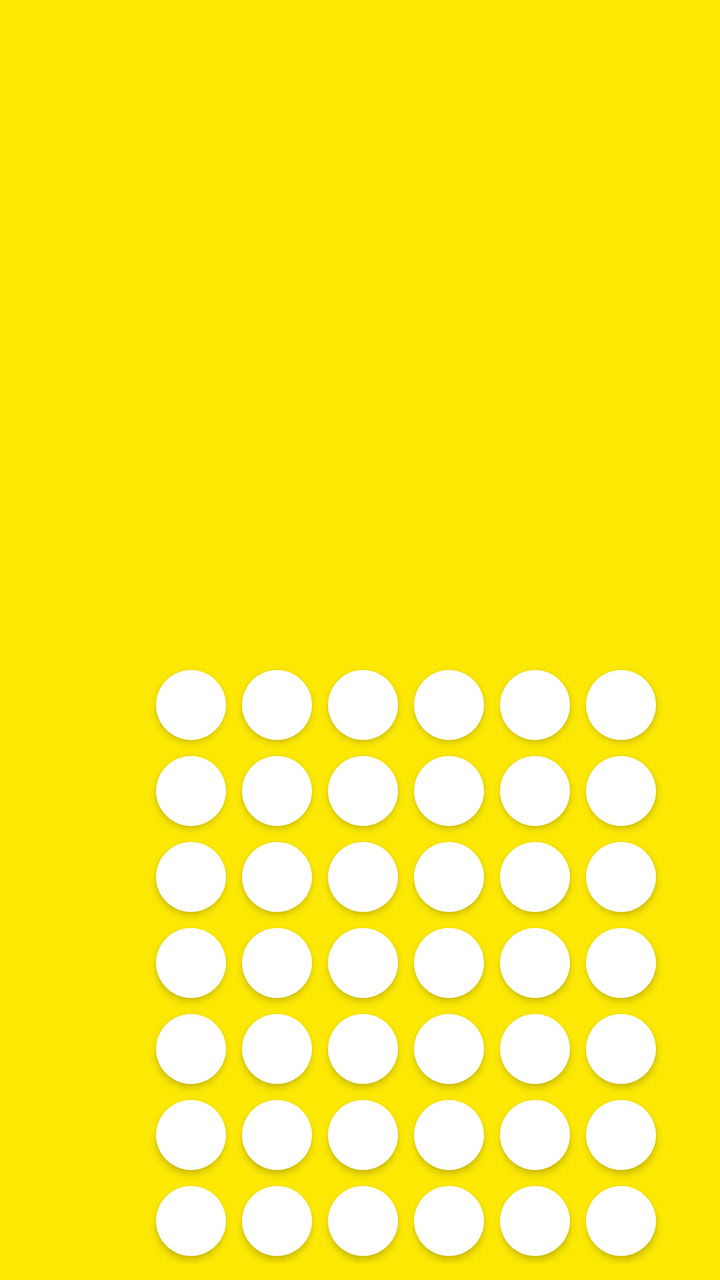
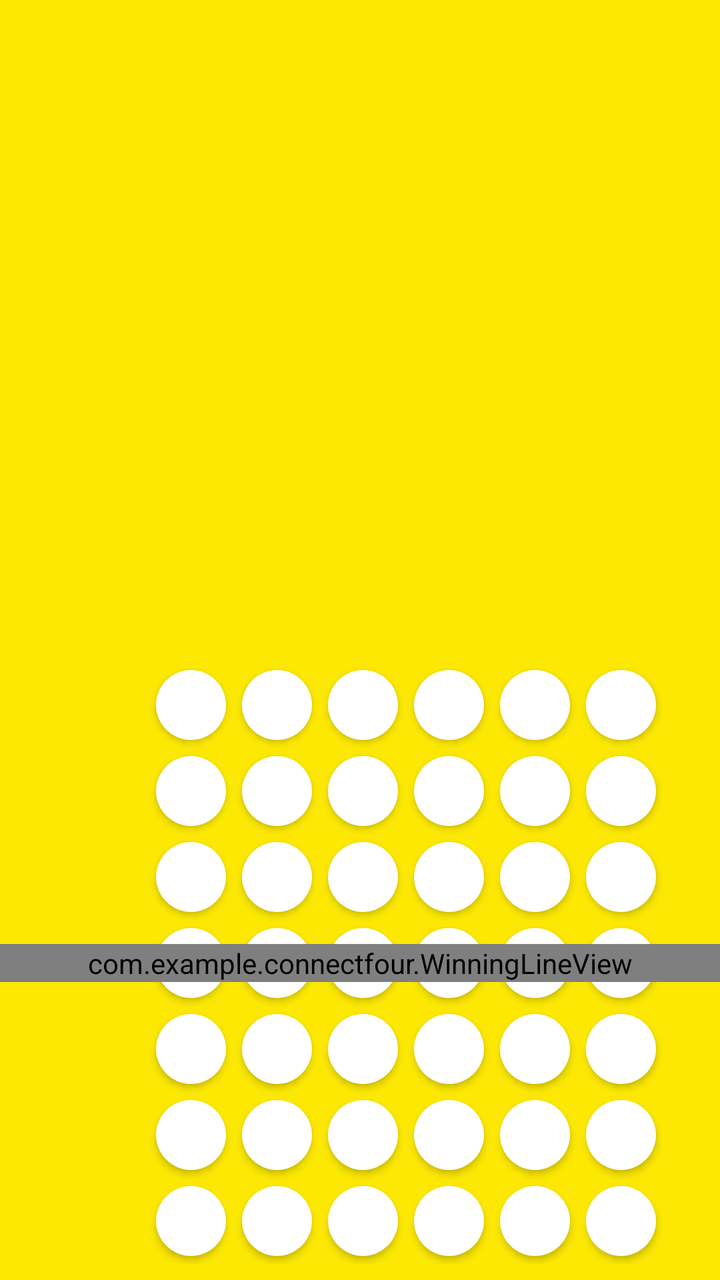

An Android layout rendered at two revisions. The XML below is the earlier revision; the diff shows what the commit changed to produce the second picture.
<!-- AndroidManifest.xml: application theme Theme.ConnectFour -->
<!-- res/layout/fragment_board.xml -->
<?xml version="1.0" encoding="utf-8"?>
<androidx.constraintlayout.widget.ConstraintLayout
    xmlns:android="http://schemas.android.com/apk/res/android"
    xmlns:app="http://schemas.android.com/apk/res-auto"
    xmlns:tools="http://schemas.android.com/tools"
    android:layout_width="match_parent"
    android:layout_height="match_parent"
    android:background="@color/background">

    
    <TextView
        android:id="@+id/optionsTitle"
        android:layout_width="110dp"
        android:layout_height="50dp"
        android:text="@string/options"
        android:textColor="@color/h1"
        android:textSize="20sp"
        android:visibility="invisible"
        app:layout_constraintEnd_toEndOf="parent"
        app:layout_constraintStart_toStartOf="parent"
        app:layout_constraintTop_toTopOf="parent" />
    
    <Button
        android:id="@+id/buttonTop"
        android:layout_marginTop="10dp"
        android:layout_width="70dp"
        android:layout_height="20dp"
        android:textSize="11sp"
        android:visibility="invisible"
        app:layout_constraintEnd_toEndOf="parent"
        app:layout_constraintStart_toStartOf="parent"
        app:layout_constraintTop_toBottomOf="@id/optionsTitle" />

    
    <GridLayout
        android:id="@+id/boardGrid"
        android:layout_width="match_parent"
        android:layout_height="wrap_content"
        android:layout_margin="0dp"
        android:alignmentMode="alignBounds"
        android:background="@color/background"
        android:columnCount="6"
        android:padding="8dp"
        android:rowCount="7"
        app:layout_constraintBottom_toBottomOf="parent"
        app:layout_constraintEnd_toEndOf="parent"
        app:layout_constraintStart_toStartOf="parent"
        app:layout_constraintTop_toBottomOf="@id/buttonTop"
        app:layout_constraintVertical_bias="1.0">
        
        <Button
            style="@style/circle"
            android:layout_width="35dp"
            android:layout_height="35dp"
            android:layout_margin="4dp"
            android:layout_marginLeft="70dp"
            tools:ignore="RtlHardcoded,SpeakableTextPresentCheck,TouchTargetSizeCheck" />

        <Button
            style="@style/circle"
            android:layout_width="35dp"
            android:layout_height="35dp"
            android:layout_margin="4dp"
            tools:ignore="SpeakableTextPresentCheck,TouchTargetSizeCheck" />

        <Button
            style="@style/circle"
            android:layout_width="35dp"
            android:layout_height="35dp"
            android:layout_margin="4dp"
            tools:ignore="SpeakableTextPresentCheck,TouchTargetSizeCheck" />

        <Button
            style="@style/circle"
            android:layout_width="35dp"
            android:layout_height="35dp"
            android:layout_margin="4dp"
            tools:ignore="SpeakableTextPresentCheck,TouchTargetSizeCheck" />

        <Button
            style="@style/circle"
            android:layout_width="35dp"
            android:layout_height="35dp"
            android:layout_margin="4dp"
            tools:ignore="SpeakableTextPresentCheck,TouchTargetSizeCheck" />

        <Button
            style="@style/circle"
            android:layout_width="35dp"
            android:layout_height="35dp"
            android:layout_margin="4dp"
            tools:ignore="SpeakableTextPresentCheck,TouchTargetSizeCheck" />

        <Button
            style="@style/circle"
            android:layout_width="35dp"
            android:layout_height="35dp"
            android:layout_margin="4dp"
            tools:ignore="SpeakableTextPresentCheck,TouchTargetSizeCheck" />

        <Button
            style="@style/circle"
            android:layout_width="35dp"
            android:layout_height="35dp"
            android:layout_margin="4dp"
            tools:ignore="SpeakableTextPresentCheck,TouchTargetSizeCheck" />

        <Button
            style="@style/circle"
            android:layout_width="35dp"
            android:layout_height="35dp"
            android:layout_margin="4dp"
            tools:ignore="SpeakableTextPresentCheck,TouchTargetSizeCheck" />

        <Button
            style="@style/circle"
            android:layout_width="35dp"
            android:layout_height="35dp"
            android:layout_margin="4dp"
            tools:ignore="TouchTargetSizeCheck,SpeakableTextPresentCheck" />

        <Button
            style="@style/circle"
            android:layout_width="35dp"
            android:layout_height="35dp"
            android:layout_margin="4dp"
            tools:ignore="SpeakableTextPresentCheck,TouchTargetSizeCheck" />

        <Button
            style="@style/circle"
            android:layout_width="35dp"
            android:layout_height="35dp"
            android:layout_margin="4dp"
            tools:ignore="SpeakableTextPresentCheck,TouchTargetSizeCheck" />

        <Button
            style="@style/circle"
            android:layout_width="35dp"
            android:layout_height="35dp"
            android:layout_margin="4dp"
            tools:ignore="SpeakableTextPresentCheck,TouchTargetSizeCheck" />

        <Button
            style="@style/circle"
            android:layout_width="35dp"
            android:layout_height="35dp"
            android:layout_margin="4dp"
            tools:ignore="SpeakableTextPresentCheck,TouchTargetSizeCheck" />

        <Button
            style="@style/circle"
            android:layout_width="35dp"
            android:layout_height="35dp"
            android:layout_margin="4dp"
            tools:ignore="SpeakableTextPresentCheck,TouchTargetSizeCheck" />

        <Button
            style="@style/circle"
            android:layout_width="35dp"
            android:layout_height="35dp"
            android:layout_margin="4dp"
            tools:ignore="SpeakableTextPresentCheck,TouchTargetSizeCheck" />

        <Button
            style="@style/circle"
            android:layout_width="35dp"
            android:layout_height="35dp"
            android:layout_margin="4dp"
            tools:ignore="SpeakableTextPresentCheck,TouchTargetSizeCheck" />

        <Button
            style="@style/circle"
            android:layout_width="35dp"
            android:layout_height="35dp"
            android:layout_margin="4dp"
            tools:ignore="SpeakableTextPresentCheck,TouchTargetSizeCheck" />

        <Button
            style="@style/circle"
            android:layout_width="35dp"
            android:layout_height="35dp"
            android:layout_margin="4dp"
            tools:ignore="TouchTargetSizeCheck,SpeakableTextPresentCheck" />

        <Button
            style="@style/circle"
            android:layout_width="35dp"
            android:layout_height="35dp"
            android:layout_margin="4dp"
            tools:ignore="TouchTargetSizeCheck,SpeakableTextPresentCheck" />

        <Button
            style="@style/circle"
            android:layout_width="35dp"
            android:layout_height="35dp"
            android:layout_margin="4dp"
            tools:ignore="SpeakableTextPresentCheck,TouchTargetSizeCheck" />

        <Button
            style="@style/circle"
            android:layout_width="35dp"
            android:layout_height="35dp"
            android:layout_margin="4dp"
            tools:ignore="SpeakableTextPresentCheck,TouchTargetSizeCheck" />

        <Button
            style="@style/circle"
            android:layout_width="35dp"
            android:layout_height="35dp"
            android:layout_margin="4dp"
            tools:ignore="SpeakableTextPresentCheck,TouchTargetSizeCheck" />

        <Button
            style="@style/circle"
            android:layout_width="35dp"
            android:layout_height="35dp"
            android:layout_margin="4dp"
            tools:ignore="SpeakableTextPresentCheck,TouchTargetSizeCheck" />

        <Button
            style="@style/circle"
            android:layout_width="35dp"
            android:layout_height="35dp"
            android:layout_margin="4dp"
            tools:ignore="SpeakableTextPresentCheck,TouchTargetSizeCheck" />

        <Button
            style="@style/circle"
            android:layout_width="35dp"
            android:layout_height="35dp"
            android:layout_margin="4dp"
            tools:ignore="SpeakableTextPresentCheck,TouchTargetSizeCheck" />

        <Button
            style="@style/circle"
            android:layout_width="35dp"
            android:layout_height="35dp"
            android:layout_margin="4dp"
            tools:ignore="SpeakableTextPresentCheck,TouchTargetSizeCheck" />

        <Button
            style="@style/circle"
            android:layout_width="35dp"
            android:layout_height="35dp"
            android:layout_margin="4dp"
            tools:ignore="SpeakableTextPresentCheck,TouchTargetSizeCheck" />

        <Button
            style="@style/circle"
            android:layout_width="35dp"
            android:layout_height="35dp"
            android:layout_margin="4dp"
            tools:ignore="SpeakableTextPresentCheck,TouchTargetSizeCheck" />

        <Button
            style="@style/circle"
            android:layout_width="35dp"
            android:layout_height="35dp"
            android:layout_margin="4dp"
            tools:ignore="SpeakableTextPresentCheck,TouchTargetSizeCheck" />

        <Button
            style="@style/circle"
            android:layout_width="35dp"
            android:layout_height="35dp"
            android:layout_margin="4dp"
            tools:ignore="SpeakableTextPresentCheck,TouchTargetSizeCheck" />

        <Button
            style="@style/circle"
            android:layout_width="35dp"
            android:layout_height="35dp"
            android:layout_margin="4dp"
            tools:ignore="SpeakableTextPresentCheck,TouchTargetSizeCheck" />

        <Button
            style="@style/circle"
            android:layout_width="35dp"
            android:layout_height="35dp"
            android:layout_margin="4dp"
            tools:ignore="SpeakableTextPresentCheck,TouchTargetSizeCheck" />

        <Button
            style="@style/circle"
            android:layout_width="35dp"
            android:layout_height="35dp"
            android:layout_margin="4dp"
            tools:ignore="SpeakableTextPresentCheck,TouchTargetSizeCheck" />

        <Button
            style="@style/circle"
            android:layout_width="35dp"
            android:layout_height="35dp"
            android:layout_margin="4dp"
            tools:ignore="SpeakableTextPresentCheck,TouchTargetSizeCheck" />

        <Button
            style="@style/circle"
            android:layout_width="35dp"
            android:layout_height="35dp"
            android:layout_margin="4dp"
            tools:ignore="SpeakableTextPresentCheck,TouchTargetSizeCheck" />

        <Button
            style="@style/circle"
            android:layout_width="35dp"
            android:layout_height="35dp"
            android:layout_margin="4dp"
            tools:ignore="SpeakableTextPresentCheck,TouchTargetSizeCheck" />

        <Button
            style="@style/circle"
            android:layout_width="35dp"
            android:layout_height="35dp"
            android:layout_margin="4dp"
            tools:ignore="SpeakableTextPresentCheck,TouchTargetSizeCheck" />

        <Button
            style="@style/circle"
            android:layout_width="35dp"
            android:layout_height="35dp"
            android:layout_margin="4dp"
            tools:ignore="SpeakableTextPresentCheck,TouchTargetSizeCheck" />

        <Button
            style="@style/circle"
            android:layout_width="35dp"
            android:layout_height="35dp"
            android:layout_margin="4dp"
            tools:ignore="SpeakableTextPresentCheck,TouchTargetSizeCheck" />

        <Button
            style="@style/circle"
            android:layout_width="35dp"
            android:layout_height="35dp"
            android:layout_margin="4dp"
            tools:ignore="SpeakableTextPresentCheck,TouchTargetSizeCheck" />

        <Button
            style="@style/circle"
            android:layout_width="35dp"
            android:layout_height="35dp"
            android:layout_margin="4dp"
            tools:ignore="SpeakableTextPresentCheck,TouchTargetSizeCheck" />

    </GridLayout>

</androidx.constraintlayout.widget.ConstraintLayout>
<!-- resources referenced by this layout -->
<resources>
  <color name="background">#fce803</color>
  <color name="h1">#000</color>
  <string name="options">OPTIONS</string>
  <style name="circle">
          <item name="android:layout_margin">7dp</item>
          <item name="android:background">@drawable/circle_white</item>
          <item name="android:layout_width">35dp</item>
          <item name="android:layout_height">35dp</item>
      </style>
  <style name="Theme.ConnectFour" parent="Base.Theme.ConnectFour" />
  <!-- drawable circle_white (drawable) -->
  <?xml version="1.0" encoding="utf-8"?>
  
  <shape xmlns:android="http://schemas.android.com/apk/res/android"
      android:shape="oval">
      <solid android:color="@color/ballWhite"/>
      <size
          android:height="35dp"
          android:width="35dp"/>
  
  </shape>
  <style name="Base.Theme.ConnectFour" parent="Theme.AppCompat.DayNight.NoActionBar">
          
          
      </style>
  <color name="ballWhite">#fff</color>
</resources>

<!-- the commit's change to res/layout/fragment_board.xml (unified diff, before → after) -->
@@ -19,6 +19,7 @@
         app:layout_constraintEnd_toEndOf="parent"
         app:layout_constraintStart_toStartOf="parent"
         app:layout_constraintTop_toTopOf="parent" />
+
     
     <Button
         android:id="@+id/buttonTop"
@@ -47,6 +48,7 @@
         app:layout_constraintStart_toStartOf="parent"
         app:layout_constraintTop_toBottomOf="@id/buttonTop"
         app:layout_constraintVertical_bias="1.0">
+
         
         <Button
             style="@style/circle"
@@ -345,4 +347,14 @@
 
     </GridLayout>
 
+    
+    <com.example.connectfour.WinningLineView
+        android:id="@+id/winningLineView"
+        android:layout_width="match_parent"
+        android:layout_height="wrap_content"
+        android:background="@android:color/transparent"
+        app:layout_constraintBottom_toBottomOf="@+id/boardGrid"
+        app:layout_constraintEnd_toEndOf="@+id/boardGrid"
+        app:layout_constraintStart_toStartOf="@+id/boardGrid"
+        app:layout_constraintTop_toTopOf="@+id/boardGrid" />
 </androidx.constraintlayout.widget.ConstraintLayout>
